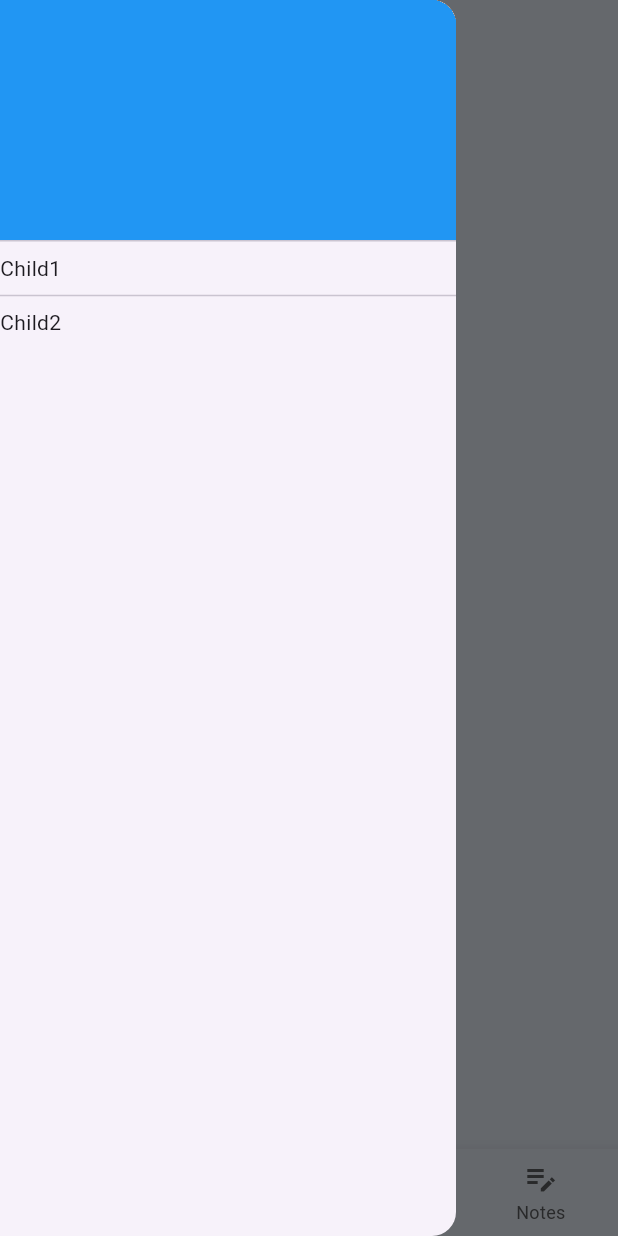
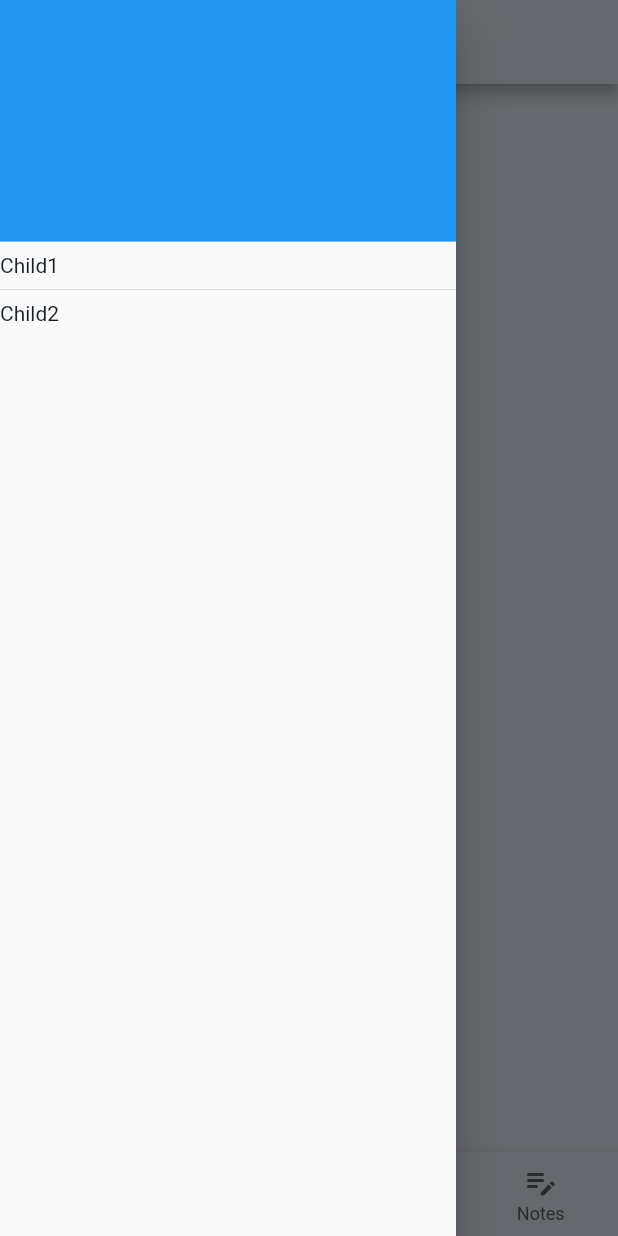
Before and after one commit to TheMaxi7/Booky, a Flutter app: the screen it shows after launch, in the side drawer, after a tap on the "person" icon, on a phone screen of 412 x 824 dp. Run offline on Flutter 3.47's test engine with Material 3 defaults, Android fonts, the phone set to English and light mode, and no system bars; our stand-ins replace google_fonts; Roboto replaces fonts that are missing (Exo).

Commit message:
Error in google fonts

```diff
--- /dev/null
+++ b/lib/app_theme.dart
@@ -0,0 +1,50 @@
+import 'package:flutter/material.dart';
+import 'package:google_fonts/google_fonts.dart';
+class BookyTheme {
+  static TextTheme normalTextTheme = TextTheme(
+      headlineSmall: GoogleFonts.exo(
+      fontSize: 16,
+      fontWeight: FontWeight.normal,
+      color: const Color(0xFF141D29)
+      ),
+      headlineMedium: GoogleFonts.exo(
+          fontSize: 20,
+          fontWeight: FontWeight.w500,
+          color: const Color(0xFF141D29)
+      ),
+      bodyMedium: GoogleFonts.exo(
+          fontSize: 14,
+          fontWeight: FontWeight.normal,
+          color: const Color(0xFF141D29)
+      ),
+      bodySmall: GoogleFonts.exo(
+      fontSize: 12,
+      fontWeight: FontWeight.normal,
+      color: const Color(0xFF141D29)
+  )
+  );
+
+  static ThemeData normal(){
+    return ThemeData(
+      useMaterial3: false,
+      textTheme: normalTextTheme,
+      colorScheme: ColorScheme.fromSwatch(
+        accentColor: const Color(0xFFFF4713),
+      ),
+      appBarTheme:  AppBarTheme(
+        backgroundColor: const Color(0xFFDCE2EB),
+        foregroundColor: const Color(0xFF141D29),
+        titleTextStyle: normalTextTheme.titleMedium,
+      ),
+      bottomNavigationBarTheme: const BottomNavigationBarThemeData(
+        backgroundColor: Color(0xFFDCE2EB),
+        selectedItemColor:  Color(0xFFFF4713),
+        unselectedItemColor: Color(0xFF58595B),
+      ),
+      cardTheme: const CardTheme(
+        color: Color(0xFFDCE2EB),
+
+      ),
+    );
+  }
+}
--- a/lib/book_column.dart
+++ b/lib/book_column.dart
@@ -1,3 +1,4 @@
+import 'package:booky/book_info.dart';
 import 'package:booky/my_book_card.dart';
 import 'package:flutter/material.dart';
 import 'package:booky/sample_data.dart';
@@ -17,7 +18,20 @@ class _BookColumnState extends State<BookColumn>{
   Widget build(BuildContext context) {
     return ListView.separated(
         itemBuilder: (context, index){
-          return MyBookCard(book: SampleData.allBooks[index]);
+          return GestureDetector(
+            onTap:(){
+              Navigator.push(
+                context,
+                MaterialPageRoute(builder: (context){
+                  return BookInfo(
+                    book:SampleData.allBooks[index],
+                  );
+                }
+                ),
+              );
+            },
+            child: MyBookCard(book: SampleData.allBooks[index])
+          );
         },
         separatorBuilder: (context,index){
           return const SizedBox(
--- /dev/null
+++ b/lib/book_info.dart
@@ -0,0 +1,43 @@
+import 'package:booky/book.dart';
+import 'package:flutter/material.dart';
+
+class BookInfo extends StatefulWidget{
+  const BookInfo({super.key, required this.book});
+
+  final Book book;
+  @override
+  State<BookInfo> createState() => _BookInfoState();
+
+}
+
+class _BookInfoState extends State<BookInfo>{
+  @override
+  Widget build(BuildContext context) {
+    return Scaffold(
+      appBar: AppBar(
+        backgroundColor: const Color(0xFFDCE2EB) ,
+        title: Text(widget.book.name,style: const TextStyle(color: Color(0xFF141D29))),
+      ),
+      body: ListView(
+        children: [
+          Container(
+            width: MediaQuery.of(context).size.width,
+            height: 250,
+            decoration: BoxDecoration(
+              image: DecorationImage(
+                image: AssetImage(widget.book.cover),
+                fit: BoxFit.fill,
+              )
+            ),
+          ),
+          const Padding(
+            padding: EdgeInsets.fromLTRB(16, 16, 16, 8),
+            child: Text(
+              "Description"
+            ),
+          ),
+        ],
+      )
+    );
+  }
+}
--- a/lib/main.dart
+++ b/lib/main.dart
@@ -1,20 +1,23 @@
+import 'package:booky/app_theme.dart';
 import 'package:flutter/material.dart';
 import 'book_column.dart';
 
 void main() {
-  runApp(const BookyApp());
+  runApp( BookyApp());
 }
 
 class BookyApp extends StatelessWidget{
-  const BookyApp({super.key});
+  BookyApp({super.key});
 
+  final ThemeData appTheme = BookyTheme.normal();
   @override
   Widget build(BuildContext context) {
-    return const MaterialApp(
+    return MaterialApp(
 
       debugShowCheckedModeBanner: false,
+      theme: appTheme,
       title: "",
-      home: BookyAppHome(title:"My Library"),
+      home: const BookyAppHome(title:"My Library"),
 
       );
   }
@@ -52,8 +55,8 @@ class _BookyAppHomeState extends State<BookyAppHome>{
     return Scaffold(
       backgroundColor: const Color(0xFFDCE2EB),
       appBar: AppBar(
-        backgroundColor: const Color(0xFFDCE2EB) ,
-        title: Text(_titles[_selectedIconIndex],style: TextStyle(color: Color(0xFF141D29))),
+
+        title: Text(_titles[_selectedIconIndex], style: Theme.of(context).textTheme.headlineMedium,),
         leading: Builder(
           builder: (context) => IconButton(
             icon: const Icon(Icons.person),
@@ -91,9 +94,6 @@ class _BookyAppHomeState extends State<BookyAppHome>{
             _selectedIconIndex=index;
           });
         },
-        backgroundColor: const Color(0xFFDCE2EB),
-        selectedItemColor:  const Color(0xFFFF4713),
-        unselectedItemColor: const Color(0xFF58595B),
         items: const [
           BottomNavigationBarItem(
             icon: Icon(Icons.local_library_outlined),
--- a/lib/my_book_card.dart
+++ b/lib/my_book_card.dart
@@ -16,17 +16,24 @@ class _MyBookCardState extends State<MyBookCard> {
   Widget build(BuildContext context) {
     return Card(
       elevation: 0,
-      color: const Color(0xFFDCE2EB),
       child: Row(
         crossAxisAlignment: CrossAxisAlignment.start,
         children: <Widget>[
           Padding(
-            padding: EdgeInsets.only(top: 8, left: 8, bottom: 8, right: 0),
+            padding: const EdgeInsets.only(top: 8, left: 8, bottom: 8, right: 0),
             child: Container(
               width: (MediaQuery.of(context).size.width) /3,
               height: (MediaQuery.of(context).size.width)/3*1.51,
               decoration: BoxDecoration(
-                borderRadius: BorderRadius.circular(10) ,
+                borderRadius: BorderRadius.circular(5) ,
+                boxShadow: [
+                  BoxShadow(
+                    color: Colors.black.withOpacity(0.5), // Shadow color
+                    spreadRadius: 3, // Spread radius
+                    blurRadius: 5, // Blur radius
+                    offset: Offset(0, 3), // Offset
+                  ),
+                ],
                 image: DecorationImage(
                   fit: BoxFit.fill,
                   image: AssetImage(widget.book.cover),
@@ -42,24 +49,19 @@ class _MyBookCardState extends State<MyBookCard> {
                 Padding(
                   padding: const EdgeInsets.only(top: 8, bottom: 4),
                   child: Text(
-                    widget.book.name,
-                    style: const TextStyle(
-                      fontWeight: FontWeight.bold,
-                      fontSize: 18,
+                    widget.book.name, style: Theme.of(context).textTheme.headlineMedium,
                     ),
                   ),
+                Text(
+                  widget.book.author,style: Theme.of(context).textTheme.headlineSmall,
+
                 ),
                 Text(
-                  widget.book.author,
-                  style: const TextStyle(fontSize: 14),
-                ),
-                Text(
-                  'Genre: ${widget.book.genre}',
-                  style: const TextStyle(fontSize: 14),
+                  'Genre: ${widget.book.genre}',style: Theme.of(context).textTheme.bodyMedium,
+
                 ),
                 Text(
                   'Pages: ${widget.book.pages.toString()}',
-                  style: const TextStyle(fontSize: 14),
                 ),
               ],
             ),
--- a/pubspec.yaml
+++ b/pubspec.yaml
@@ -29,13 +29,9 @@ environment:
 # versions available, run `flutter pub outdated`.
 dependencies:
   provider: ^6.1.2
+  google_fonts: ^6.1.0
   flutter:
     sdk: flutter
-
-
-
-  # The following adds the Cupertino Icons font to your application.
-  # Use with the CupertinoIcons class for iOS style icons.
   cupertino_icons: ^1.0.2
 
 dev_dependencies:
```
Also changed, not shown: pubspec.lock.
